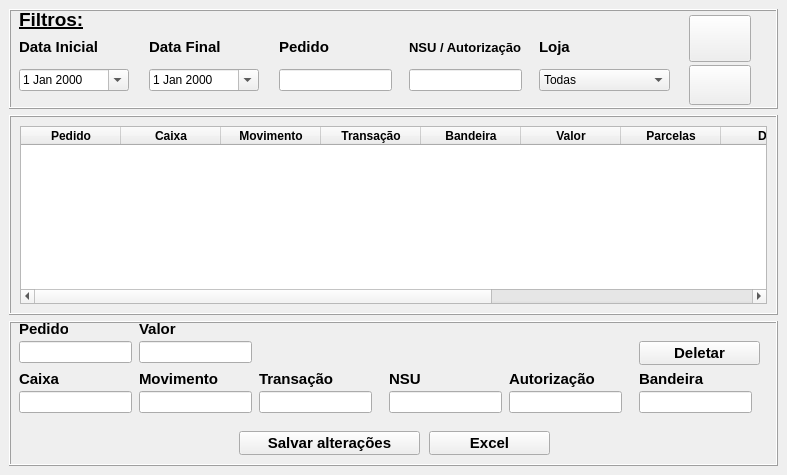
The window that ui/ui_card_management.ui (maatkur/card-payments) describes before a commit, drawn with Qt 5.
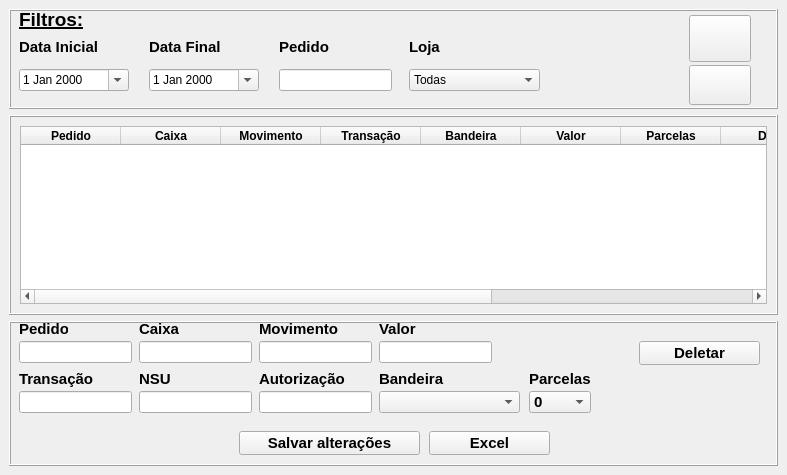
The same window after the commit. Icons and pictures are not drawn.

```diff
--- a/ui/ui_card_management.ui
+++ b/ui/ui_card_management.ui
@@ -77,16 +77,6 @@
      </rect>
     </property>
    </widget>
-   <widget class="QLineEdit" name="nsu_authorization_entry">
-    <property name="geometry">
-     <rect>
-      <x>400</x>
-      <y>60</y>
-      <width>113</width>
-      <height>22</height>
-     </rect>
-    </property>
-   </widget>
    <widget class="QPushButton" name="search_button">
     <property name="geometry">
      <rect>
@@ -133,7 +123,7 @@
    <widget class="QComboBox" name="stores_comboBox">
     <property name="geometry">
      <rect>
-      <x>530</x>
+      <x>400</x>
       <y>60</y>
       <width>131</width>
       <height>22</height>
@@ -202,29 +192,10 @@
      <string>Pedido</string>
     </property>
    </widget>
-   <widget class="QLabel" name="label_13">
-    <property name="geometry">
-     <rect>
-      <x>400</x>
-      <y>30</y>
-      <width>131</width>
-      <height>16</height>
-     </rect>
-    </property>
-    <property name="font">
-     <font>
-      <pointsize>10</pointsize>
-      <bold>true</bold>
-     </font>
-    </property>
-    <property name="text">
-     <string>NSU / Autorização</string>
-    </property>
-   </widget>
    <widget class="QLabel" name="label_14">
     <property name="geometry">
      <rect>
-      <x>530</x>
+      <x>400</x>
       <y>30</y>
       <width>111</width>
       <height>16</height>
@@ -291,8 +262,8 @@
    <widget class="QLineEdit" name="cashier_view">
     <property name="geometry">
      <rect>
-      <x>10</x>
-      <y>70</y>
+      <x>130</x>
+      <y>20</y>
       <width>113</width>
       <height>22</height>
      </rect>
@@ -317,7 +288,7 @@
    <widget class="QLineEdit" name="transaction_view">
     <property name="geometry">
      <rect>
-      <x>250</x>
+      <x>10</x>
       <y>70</y>
       <width>113</width>
       <height>22</height>
@@ -330,7 +301,7 @@
    <widget class="QLineEdit" name="nsu_view">
     <property name="geometry">
      <rect>
-      <x>380</x>
+      <x>130</x>
       <y>70</y>
       <width>113</width>
       <height>22</height>
@@ -340,7 +311,7 @@
    <widget class="QLineEdit" name="value_view">
     <property name="geometry">
      <rect>
-      <x>130</x>
+      <x>370</x>
       <y>20</y>
       <width>113</width>
       <height>22</height>
@@ -353,8 +324,8 @@
    <widget class="QLineEdit" name="cash_flow_view">
     <property name="geometry">
      <rect>
-      <x>130</x>
-      <y>70</y>
+      <x>250</x>
+      <y>20</y>
       <width>113</width>
       <height>22</height>
      </rect>
@@ -382,8 +353,8 @@
    <widget class="QLabel" name="label_3">
     <property name="geometry">
      <rect>
-      <x>10</x>
-      <y>50</y>
+      <x>130</x>
+      <y>0</y>
       <width>49</width>
       <height>16</height>
      </rect>
@@ -395,8 +366,8 @@
    <widget class="QLabel" name="label_4">
     <property name="geometry">
      <rect>
-      <x>130</x>
-      <y>50</y>
+      <x>250</x>
+      <y>0</y>
       <width>81</width>
       <height>16</height>
      </rect>
@@ -408,7 +379,7 @@
    <widget class="QLabel" name="label_5">
     <property name="geometry">
      <rect>
-      <x>250</x>
+      <x>10</x>
       <y>50</y>
       <width>131</width>
       <height>16</height>
@@ -421,7 +392,7 @@
    <widget class="QLabel" name="label_6">
     <property name="geometry">
      <rect>
-      <x>130</x>
+      <x>370</x>
       <y>0</y>
       <width>49</width>
       <height>16</height>
@@ -434,7 +405,7 @@
    <widget class="QLabel" name="label_7">
     <property name="geometry">
      <rect>
-      <x>380</x>
+      <x>130</x>
       <y>50</y>
       <width>49</width>
       <height>16</height>
@@ -447,7 +418,7 @@
    <widget class="QLineEdit" name="authorization_view">
     <property name="geometry">
      <rect>
-      <x>500</x>
+      <x>250</x>
       <y>70</y>
       <width>113</width>
       <height>22</height>
@@ -457,7 +428,7 @@
    <widget class="QLabel" name="label_8">
     <property name="geometry">
      <rect>
-      <x>500</x>
+      <x>250</x>
       <y>50</y>
       <width>91</width>
       <height>16</height>
@@ -470,7 +441,7 @@
    <widget class="QLabel" name="label_9">
     <property name="geometry">
      <rect>
-      <x>630</x>
+      <x>370</x>
       <y>50</y>
       <width>81</width>
       <height>16</height>
@@ -537,17 +508,102 @@
       <normaloff>../icons/excel.ico</normaloff>../icons/excel.ico</iconset>
     </property>
    </widget>
-   <widget class="QLineEdit" name="flag_view">
+   <widget class="QComboBox" name="installments_combo_box">
     <property name="geometry">
      <rect>
-      <x>630</x>
+      <x>520</x>
       <y>70</y>
-      <width>113</width>
+      <width>62</width>
       <height>22</height>
      </rect>
     </property>
-    <property name="readOnly">
-     <bool>true</bool>
+    <item>
+     <property name="text">
+      <string>0</string>
+     </property>
+    </item>
+    <item>
+     <property name="text">
+      <string>1</string>
+     </property>
+    </item>
+    <item>
+     <property name="text">
+      <string>2</string>
+     </property>
+    </item>
+    <item>
+     <property name="text">
+      <string>3</string>
+     </property>
+    </item>
+    <item>
+     <property name="text">
+      <string>4</string>
+     </property>
+    </item>
+    <item>
+     <property name="text">
+      <string>5</string>
+     </property>
+    </item>
+    <item>
+     <property name="text">
+      <string>6</string>
+     </property>
+    </item>
+    <item>
+     <property name="text">
+      <string>7</string>
+     </property>
+    </item>
+    <item>
+     <property name="text">
+      <string>8</string>
+     </property>
+    </item>
+    <item>
+     <property name="text">
+      <string>9</string>
+     </property>
+    </item>
+    <item>
+     <property name="text">
+      <string>10</string>
+     </property>
+    </item>
+    <item>
+     <property name="text">
+      <string>11</string>
+     </property>
+    </item>
+    <item>
+     <property name="text">
+      <string>12</string>
+     </property>
+    </item>
+   </widget>
+   <widget class="QComboBox" name="flags_combo_box">
+    <property name="geometry">
+     <rect>
+      <x>370</x>
+      <y>70</y>
+      <width>141</width>
+      <height>22</height>
+     </rect>
+    </property>
+   </widget>
+   <widget class="QLabel" name="label_13">
+    <property name="geometry">
+     <rect>
+      <x>520</x>
+      <y>50</y>
+      <width>81</width>
+      <height>16</height>
+     </rect>
+    </property>
+    <property name="text">
+     <string>Parcelas</string>
     </property>
    </widget>
   </widget>
```
